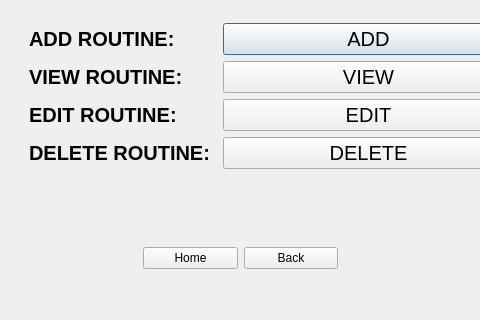
This is routinewindow.ui in Shasank12345/QT_PROJECT as Qt 5 draws it before an edit; both pictures show x 87 to 567 and y 157 to 477 of the 670 by 477 pixel window. The edited form follows.
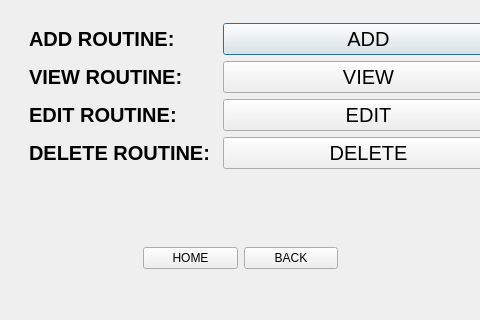
This is the edited form. Icons and pictures are not drawn.

```diff
--- a/routinewindow.ui
+++ b/routinewindow.ui
@@ -207,14 +207,14 @@
     <item>
      <widget class="QPushButton" name="home">
       <property name="text">
-       <string>Home</string>
+       <string>HOME</string>
       </property>
      </widget>
     </item>
     <item>
      <widget class="QPushButton" name="back">
       <property name="text">
-       <string>Back</string>
+       <string>BACK</string>
       </property>
      </widget>
     </item>
```
Left out of the diff: 2 changed lines with no effect on the pictures.
